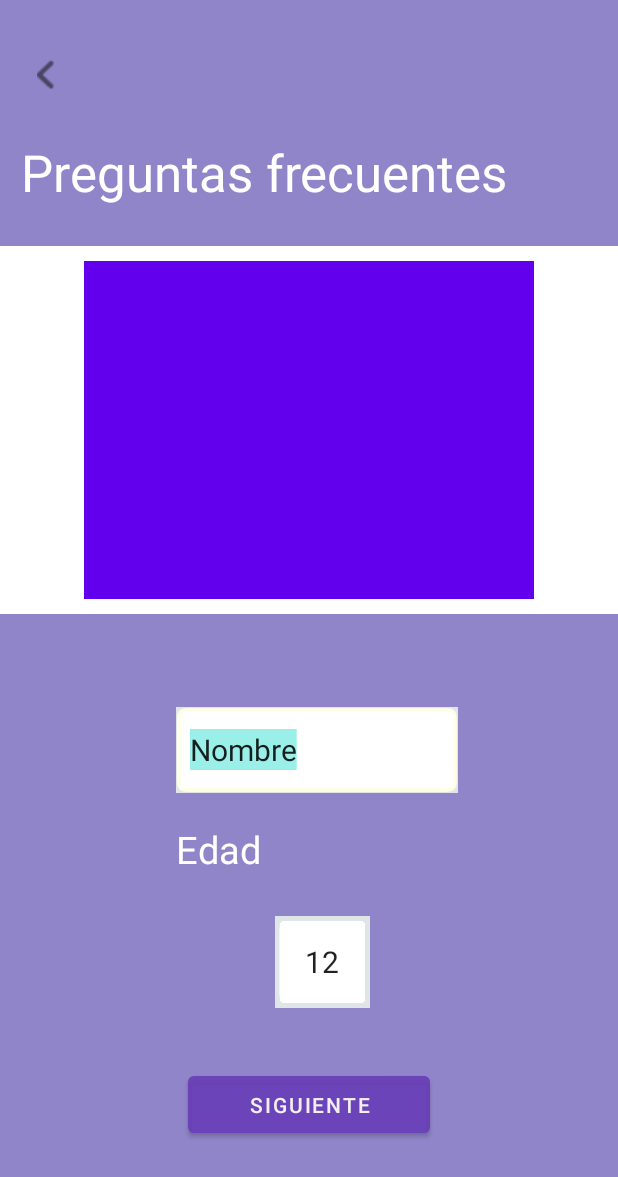
After one commit to ElmerEscalante/TofiLogin2, an Android app: the layout activity_configurarperfil.xml on its own in the app's theme, with its tools: preview values and no code run, on a phone screen of 412 x 824 dp. The commit adds this screen. Shown: the top 1177 px of the screen. Run offline under Robolectric (Android 15) with nearby library versions, the phone set to English and light mode, and no system bars.

Commit message:
Actualizar pantallas

```diff
--- /dev/null
+++ b/app/src/main/res/layout/activity_configurarperfil.xml
@@ -0,0 +1,136 @@
+<?xml version="1.0" encoding="utf-8"?>
+<androidx.constraintlayout.widget.ConstraintLayout xmlns:android="http://schemas.android.com/apk/res/android"
+    xmlns:app="http://schemas.android.com/apk/res-auto"
+    xmlns:tools="http://schemas.android.com/tools"
+    android:layout_width="match_parent"
+    android:layout_height="match_parent"
+    android:background="@color/MoradoDegradadoRadial">
+
+    <ImageView
+        android:id="@+id/cerrar"
+        android:layout_width="30dp"
+        android:layout_height="20dp"
+        app:layout_constraintBottom_toBottomOf="parent"
+        app:layout_constraintEnd_toEndOf="parent"
+        app:layout_constraintHorizontal_bias="0.041"
+        app:layout_constraintStart_toStartOf="parent"
+        app:layout_constraintTop_toTopOf="parent"
+        app:layout_constraintVertical_bias="0.05"
+        app:srcCompat="@drawable/regresarmorado" />
+
+
+    <TextView
+        android:id="@+id/titulo"
+        android:layout_width="wrap_content"
+        android:layout_height="wrap_content"
+        android:gravity="center"
+        android:text="Preguntas frecuentes"
+        android:textColor="@color/white"
+        android:textSize="34sp"
+        app:layout_constraintBottom_toBottomOf="parent"
+        app:layout_constraintEnd_toEndOf="parent"
+        app:layout_constraintHorizontal_bias="0.159"
+        app:layout_constraintStart_toStartOf="parent"
+        app:layout_constraintTop_toTopOf="parent"
+        app:layout_constraintVertical_bias="0.118"
+        tools:ignore="MissingConstraints" />
+
+    <LinearLayout
+        android:layout_width="match_parent"
+        android:layout_height="wrap_content"
+        android:gravity="center"
+        android:orientation="vertical"
+        android:background="@color/white"
+        app:layout_constraintBottom_toBottomOf="parent"
+        app:layout_constraintTop_toBottomOf="@+id/titulo"
+        app:layout_constraintVertical_bias="0.061"
+        tools:layout_editor_absoluteX="0dp">
+
+
+        <Button
+            android:id="@+id/btnPerfil1"
+            android:layout_width="300dp"
+            android:layout_height="wrap_content"
+            android:layout_marginTop="10dp"
+            android:layout_marginBottom="10dp"
+            android:background="@drawable/avatar1"
+            app:cornerRadius="20dp"/>
+
+
+    </LinearLayout>
+
+    <EditText
+        android:id="@+id/et_nombre"
+        android:layout_width="188dp"
+        android:layout_height="57dp"
+        android:layout_marginStart="24dp"
+
+        android:layout_marginEnd="24dp"
+        android:background="@android:drawable/editbox_background"
+        android:backgroundTint="#E0E6E8"
+        android:backgroundTintMode="add"
+        android:hint="@string/prompt_user"
+        android:inputType="textPersonName"
+        android:selectAllOnFocus="true"
+        android:text="Nombre"
+        android:textSize="20sp"
+        app:layout_constraintBottom_toBottomOf="parent"
+        app:layout_constraintEnd_toEndOf="parent"
+        app:layout_constraintHorizontal_bias="0.532"
+        app:layout_constraintStart_toStartOf="parent"
+        app:layout_constraintTop_toTopOf="parent"
+        app:layout_constraintVertical_bias="0.615"
+        app:cornerRadius="20dp"
+        />
+
+    <TextView
+        android:layout_width="66dp"
+        android:layout_height="39dp"
+        android:text="Edad"
+        android:textColor="@color/white"
+        android:textSize="25sp"
+        app:layout_constraintBottom_toBottomOf="parent"
+        app:layout_constraintEnd_toEndOf="parent"
+        app:layout_constraintHorizontal_bias="0.339"
+        app:layout_constraintStart_toStartOf="parent"
+        app:layout_constraintTop_toBottomOf="@+id/et_nombre"
+        app:layout_constraintVertical_bias="0.077">
+    </TextView>
+
+    <EditText
+        android:id="@+id/et_edad"
+        android:layout_width="63dp"
+        android:layout_height="61dp"
+        android:layout_marginStart="24dp"
+        android:gravity="center"
+        android:layout_marginEnd="24dp"
+        android:background="@android:drawable/editbox_background"
+        android:backgroundTint="#E0E6E8"
+        android:backgroundTintMode="add"
+        android:hint="@string/prompt_user"
+        android:inputType="textPersonName"
+        android:selectAllOnFocus="true"
+        android:text="12"
+        android:textSize="20sp"
+        app:layout_constraintBottom_toBottomOf="parent"
+        app:layout_constraintEnd_toEndOf="parent"
+        app:layout_constraintHorizontal_bias="0.531"
+        app:layout_constraintStart_toStartOf="parent"
+        app:layout_constraintTop_toTopOf="parent"
+        app:layout_constraintVertical_bias="0.801"
+        />
+
+    <Button
+        android:id="@+id/btnSiguiente"
+        android:layout_width="161dp"
+        android:layout_height="50dp"
+        android:backgroundTint="#9F673AB7"
+        android:text="Siguiente"
+        android:textColor="#F3EFEF"
+        app:layout_constraintBottom_toBottomOf="parent"
+        app:layout_constraintEnd_toEndOf="parent"
+        app:layout_constraintStart_toStartOf="parent"
+        app:layout_constraintTop_toTopOf="parent"
+        app:layout_constraintVertical_bias="0.919" />
+
+</androidx.constraintlayout.widget.ConstraintLayout>
--- a/app/src/main/res/layout/activity_preguntasfrecuentes.xml
+++ b/app/src/main/res/layout/activity_preguntasfrecuentes.xml
@@ -80,6 +80,7 @@
             android:layout_width="300dp"
             android:layout_height="wrap_content"
             android:layout_marginTop="10dp"
+            android:layout_marginBottom="10dp"
             android:backgroundTint="@color/MoradoClaro"
             android:text="No puedo ver las imagenes de la historia"
             android:textColor="#000000"
--- a/app/src/main/res/values/themes.xml
+++ b/app/src/main/res/values/themes.xml
@@ -4,7 +4,7 @@
         <!-- Primary brand color. -->
         <item name="colorPrimary">@color/purple_500</item>
         <item name="colorPrimaryVariant">@color/purple_700</item>
-        <item name="colorOnPrimary">@color/white</item>
+        <item name="colorOnPrimary">@color/purple_200</item>
         <!-- Secondary brand color. -->
         <item name="colorSecondary">@color/teal_200</item>
         <item name="colorSecondaryVariant">@color/teal_700</item>
```
Also changed, not shown: app/src/main/AndroidManifest.xml (+5 -4 lines), app/src/main/java/escalante/elmer/tofologin/ActivityConfiguracion.kt (added, +34 -0 lines), app/src/main/java/escalante/elmer/tofologin/BotonConfiguracion.kt (deleted, +0 -21 lines), app/src/main/java/escalante/elmer/tofologin/ConfiguracionPerfilActivity.kt (added, +14 -0 lines), app/src/main/java/escalante/elmer/tofologin/PerfilesActivity.kt (added, +32 -0 lines), app/src/main/java/escalante/elmer/tofologin/PreguntasActivity.kt (added, +15 -0 lines), app/src/main/res/layout/activity_configuracion.xml (+4 -3 lines), app/src/main/res/layout/activity_perfiles.xml (+4 -4 lines), app/src/main/java/escalante/elmer/tofologin/ui/perfil/PerfilFragment.kt (line endings or trailing spaces).
